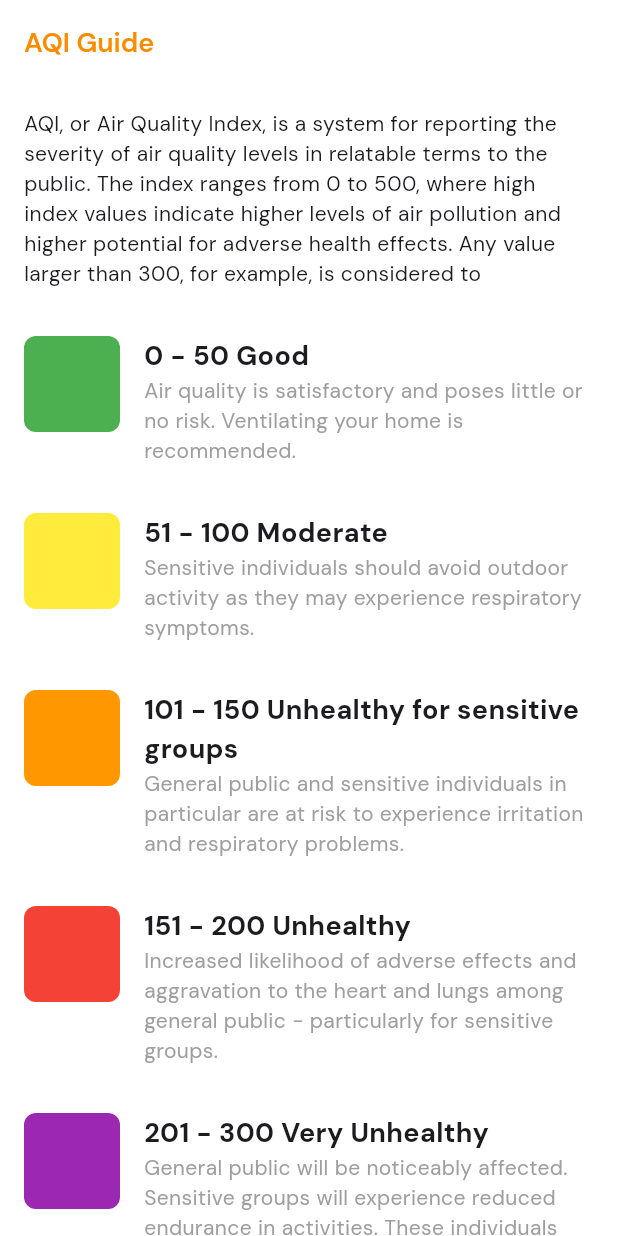
After one commit to RidhaAF/air_quality_index, a Flutter app: the AqiGuide screen opened by its route, on a phone screen of 412 x 824 dp. The commit adds this screen. Run offline on Flutter 3.47's test engine with Material 2 defaults, Android fonts, the light colour scheme and no system bars; our stand-ins replace adaptive_theme, bloc, dio, equatable, flutter_bloc, geolocator and 3 more.

Commit message:
feat: add AQI guide page

```diff
--- /dev/null
+++ b/lib/pages/aqi_guide/aqi_guide.dart
@@ -0,0 +1,134 @@
+import 'package:air_quality_index/utilities/constants.dart';
+import 'package:air_quality_index/utilities/functions.dart';
+import 'package:air_quality_index/widgets/default_app_bar.dart';
+import 'package:flutter/material.dart';
+import 'package:google_fonts/google_fonts.dart';
+
+class AqiGuide extends StatelessWidget {
+  const AqiGuide({super.key});
+
+  @override
+  Widget build(BuildContext context) {
+    return Scaffold(
+      appBar: const DefaultAppBar(
+        title: 'AQI Guide',
+      ),
+      body: ListView(
+        children: [
+          _aqiDefinition(context),
+          _aqiExample(context),
+        ],
+      ),
+    );
+  }
+
+  Widget _aqiDefinition(context) {
+    return Container(
+      padding: EdgeInsets.all(defaultMargin),
+      color: isDarkMode(context) ? bgColorDark4 : bgColorLight2,
+      child: Text(
+        'AQI, or Air Quality Index, is a system for reporting the severity of air quality levels in relatable terms to the public. The index ranges from 0 to 500, where high index values indicate higher levels of air pollution and higher potential for adverse health effects. Any value larger than 300, for example, is considered to',
+        style: GoogleFonts.dmSans(),
+        textScaleFactor: 1.0,
+      ),
+    );
+  }
+
+  Widget _aqiExample(context) {
+    return Container(
+      padding: EdgeInsets.all(defaultMargin),
+      color: isDarkMode(context) ? bgColorDark4 : bgColorLight2,
+      child: Column(
+        mainAxisAlignment: MainAxisAlignment.start,
+        crossAxisAlignment: CrossAxisAlignment.start,
+        children: [
+          _aqiTile(
+            aqiColor: greenColor,
+            aqiStatus: '0 - 50 Good',
+            aqiDescription:
+                'Air quality is satisfactory and poses little or no risk. Ventilating your home is recommended.',
+          ),
+          SizedBox(height: defaultMargin * 2),
+          _aqiTile(
+            aqiColor: yellowColor,
+            aqiStatus: '51 - 100 Moderate',
+            aqiDescription:
+                'Sensitive individuals should avoid outdoor activity as they may experience respiratory symptoms.',
+          ),
+          SizedBox(height: defaultMargin * 2),
+          _aqiTile(
+            aqiColor: orangeColor,
+            aqiStatus: '101 - 150 Unhealthy for sensitive groups',
+            aqiDescription:
+                'General public and sensitive individuals in particular are at risk to experience irritation and respiratory problems.',
+          ),
+          SizedBox(height: defaultMargin * 2),
+          _aqiTile(
+            aqiColor: redColor,
+            aqiStatus: '151 - 200 Unhealthy',
+            aqiDescription:
+                'Increased likelihood of adverse effects and aggravation to the heart and lungs among general public - particularly for sensitive groups.',
+          ),
+          SizedBox(height: defaultMargin * 2),
+          _aqiTile(
+            aqiColor: purpleColor,
+            aqiStatus: '201 - 300 Very Unhealthy',
+            aqiDescription:
+                'General public will be noticeably affected. Sensitive groups will experience reduced endurance in activities. These individuals should remain indoors and restrict activities.',
+          ),
+          SizedBox(height: defaultMargin * 2),
+          _aqiTile(
+            aqiColor: brownColor,
+            aqiStatus: '301 - 500 Hazardous',
+            aqiDescription:
+                'General public and sensitive groups are at high risk to experience strong irritations and adverse health effects that could trigger other illnesses. Everyone should avoid exercise and remain indoors.',
+          ),
+        ],
+      ),
+    );
+  }
+
+  Widget _aqiTile({
+    required Color aqiColor,
+    required String aqiStatus,
+    required String aqiDescription,
+  }) {
+    return Row(
+      mainAxisAlignment: MainAxisAlignment.start,
+      crossAxisAlignment: CrossAxisAlignment.start,
+      children: [
+        Container(
+          width: 64,
+          height: 64,
+          decoration: BoxDecoration(
+            color: aqiColor,
+            borderRadius: BorderRadius.circular(defaultRadius),
+          ),
+        ),
+        SizedBox(width: defaultMargin),
+        Expanded(
+          child: Column(
+            crossAxisAlignment: CrossAxisAlignment.start,
+            children: [
+              Text(
+                aqiStatus,
+                style: GoogleFonts.dmSans(
+                  fontSize: 18,
+                  fontWeight: FontWeight.bold,
+                ),
+                textScaleFactor: 1.0,
+              ),
+              Text(
+                aqiDescription,
+                style: GoogleFonts.dmSans(
+                  color: mutedColor,
+                ),
+                textScaleFactor: 1.0,
+              ),
+            ],
+          ),
+        ),
+      ],
+    );
+  }
+}
--- a/lib/pages/home/home_page.dart
+++ b/lib/pages/home/home_page.dart
@@ -9,6 +9,7 @@ import 'package:air_quality_index/widgets/default_shimmer.dart';
 import 'package:flutter/material.dart';
 import 'package:flutter_bloc/flutter_bloc.dart';
 import 'package:geolocator/geolocator.dart';
+import 'package:go_router/go_router.dart';
 import 'package:google_fonts/google_fonts.dart';
 
 class HomePage extends StatefulWidget {
@@ -300,7 +301,9 @@ class _HomePageState extends State<HomePage> {
 
   Widget _aqiGuide({required Color textColor}) {
     return IconButton(
-      onPressed: () {},
+      onPressed: () {
+        context.push('/aqi-guide');
+      },
       icon: Icon(
         Icons.info_outline_rounded,
         size: 24,
--- a/lib/utilities/routes.dart
+++ b/lib/utilities/routes.dart
@@ -1,3 +1,4 @@
+import 'package:air_quality_index/pages/aqi_guide/aqi_guide.dart';
 import 'package:air_quality_index/pages/home/home_page.dart';
 import 'package:go_router/go_router.dart';
 
@@ -9,5 +10,10 @@ final defaultRouter = GoRouter(
       path: '/',
       builder: (context, state) => const HomePage(),
     ),
+    GoRoute(
+      name: 'aqi-guide',
+      path: '/aqi-guide',
+      builder: (context, state) => const AqiGuide(),
+    ),
   ],
 );
```
